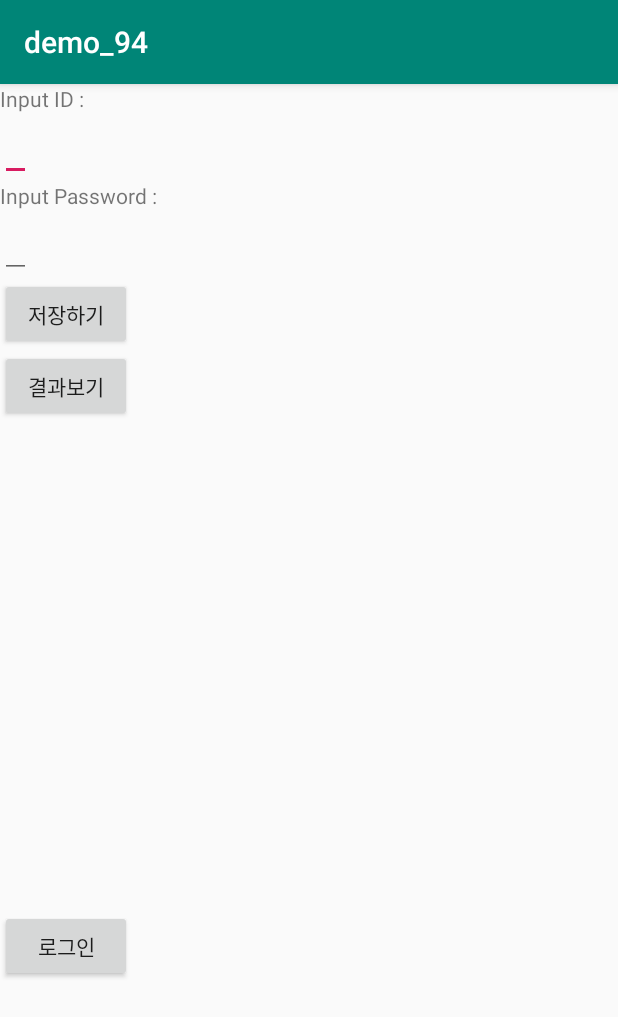
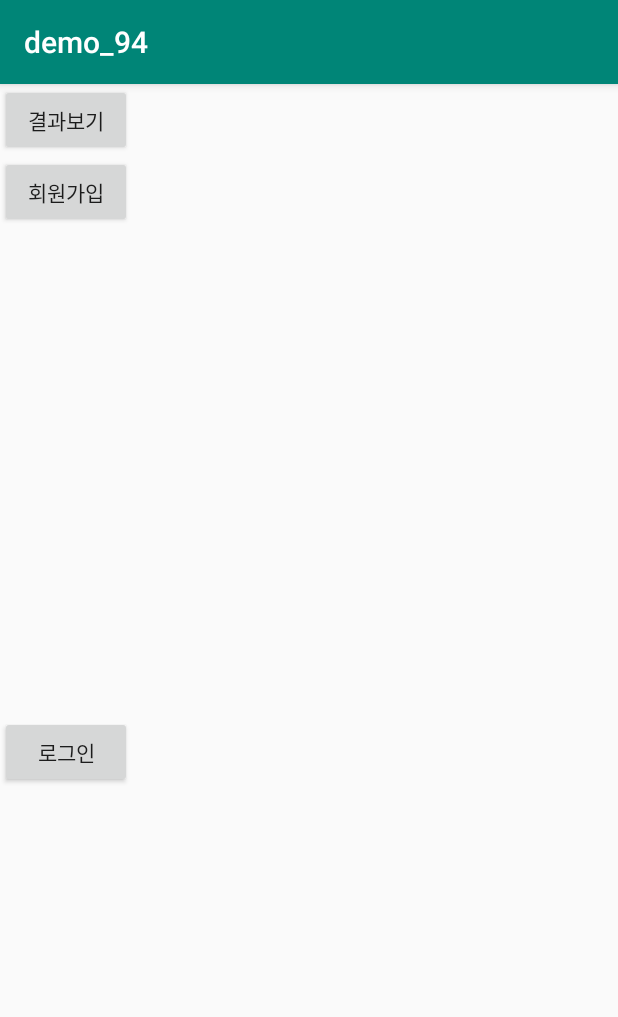
Before and after one commit to JHLee0211/UEx, an Android app: the screen it shows after launch (MainActivity), on a phone screen of 412 x 824 dp. Shown: the top 1017 px of the screen. Run offline under Robolectric (Android 15) with nearby library versions, the phone set to English and light mode, and no system bars.

Commit message:
19/08/21 22:07

```diff
--- a/demo_94/app/src/main/AndroidManifest.xml
+++ b/demo_94/app/src/main/AndroidManifest.xml
@@ -13,6 +13,8 @@
         android:supportsRtl="true"
         android:theme="@style/AppTheme"
         android:usesCleartextTraffic="true">
+        <activity android:name="com.example.Activity.SignUpActivity"></activity>
+        <activity android:name="com.example.Activity.MainActivity$SignUpActivity" />
         <activity android:name="com.example.Activity.LoginActivity" />
         <activity android:name="com.example.Activity.MainActivity">
             <intent-filter>
--- a/demo_94/app/src/main/java/com/example/Activity/LoginActivity.java
+++ b/demo_94/app/src/main/java/com/example/Activity/LoginActivity.java
@@ -30,7 +30,7 @@ public class LoginActivity extends AppCompatActivity {
     private Button btn_login;
     private EditText id, password;
     private TextView testview;
-    private String curip = "192.168.0.9";
+    private String curip = "70.12.227.10";
     @Override
     protected void onCreate(Bundle savedInstanceState) {
         super.onCreate(savedInstanceState);
--- a/demo_94/app/src/main/java/com/example/Activity/MainActivity.java
+++ b/demo_94/app/src/main/java/com/example/Activity/MainActivity.java
@@ -1,8 +1,6 @@
 package com.example.Activity;
 
 import androidx.appcompat.app.AppCompatActivity;
-import androidx.fragment.app.FragmentManager;
-import androidx.fragment.app.FragmentTransaction;
 
 import android.content.Intent;
 import android.os.AsyncTask;
@@ -13,10 +11,8 @@ import android.widget.EditText;
 import android.widget.ListAdapter;
 import android.widget.ListView;
 import android.widget.SimpleAdapter;
-import android.widget.TextView;
 import android.widget.Toast;
 
-import com.example.Activity.LoginActivity;
 import com.example.demo_94.R;
 
 import org.json.JSONArray;
@@ -32,9 +28,8 @@ import java.util.ArrayList;
 import java.util.HashMap;
 
 public class MainActivity extends AppCompatActivity {
-    private EditText id, password;
-    private Button btn_send, btn_result, btn_login;
-    private String curip = "192.168.0.9";
+    private Button btn_result, btn_login, btn_signup;
+    private String curip = "70.12.227.10";
 
     private static final String TAG_RESULTS = "result";
     private static final String TAG_ID = "id";
@@ -52,27 +47,15 @@ public class MainActivity extends AppCompatActivity {
 
         NetworkUtil.setNetworkPolicy();
 
-        id = (EditText)findViewById(R.id.main_edit_id);
-        password = (EditText)findViewById(R.id.main_edit_password);
-        btn_send = (Button)findViewById(R.id.main_button_saveButton);
         btn_result = (Button)findViewById(R.id.main_button_outputButton);
         btn_login = (Button)findViewById(R.id.main_button_loginButton);
+        btn_signup = (Button)findViewById(R.id.main_button_signupButton);
 
-        btn_send.setOnClickListener(new View.OnClickListener() {
+        btn_signup.setOnClickListener(new View.OnClickListener() {
             public void onClick(View v) {
-                try {
-                    PHPRequest request = new PHPRequest("http://"+curip+"/SSAFYProject/customerinformation_insert.php");
-                    String result = request.PhPtest(String.valueOf(id.getText()),String.valueOf(password.getText()));
-                    if(result.equals("1")){
-                        Toast.makeText(getApplication(),"들어감",Toast.LENGTH_SHORT).show();
-                    }
-                    else{
-                        Toast.makeText(getApplication(),"안 들어감",Toast.LENGTH_SHORT).show();
-                    }
-                }
-                catch (MalformedURLException e) {
-                    e.printStackTrace();
-                }
+                Intent intent = new Intent(getApplicationContext(), com.example.Activity.SignUpActivity.class);
+                intent.putExtra("message", getApplicationContext().toString());
+                startActivity(intent);
             }
         });
 
@@ -157,4 +140,13 @@ public class MainActivity extends AppCompatActivity {
         GetDataJSON g = new GetDataJSON();
         g.execute(url);
     }
+
+    public static class SignUpActivity extends AppCompatActivity {
+
+        @Override
+        protected void onCreate(Bundle savedInstanceState) {
+            super.onCreate(savedInstanceState);
+            setContentView(R.layout.activity_sign_up);
+        }
+    }
 }
--- a/demo_94/app/src/main/res/layout/activity_main.xml
+++ b/demo_94/app/src/main/res/layout/activity_main.xml
@@ -7,40 +7,15 @@
     android:orientation="vertical"
     >
 
-    <TextView
-        android:id="@+id/main_text_id"
-        android:text="Input ID : "
-        android:layout_width="wrap_content"
-        android:layout_height="wrap_content"
-        />
-
-    <EditText
-        android:id="@+id/main_edit_id"
-        android:layout_width="wrap_content"
-        android:layout_height="wrap_content"
-        />
-
-    <TextView
-        android:id="@+id/main_text_password"
-        android:text="Input Password : "
-        android:layout_width="wrap_content"
-        android:layout_height="wrap_content"
-        />
-
-    <EditText
-        android:id="@+id/main_edit_password"
+    <Button
+        android:id="@+id/main_button_outputButton"
+        android:text="결과보기"
         android:layout_width="wrap_content"
         android:layout_height="wrap_content" />
 
     <Button
-        android:id="@+id/main_button_saveButton"
-        android:layout_width="wrap_content"
-        android:layout_height="wrap_content"
-        android:text="저장하기" />
-
-    <Button
-        android:id="@+id/main_button_outputButton"
-        android:text="결과보기"
+        android:id="@+id/main_button_signupButton"
+        android:text="회원가입"
         android:layout_width="wrap_content"
         android:layout_height="wrap_content" />
 
```
Also changed, not shown: demo_94/app/src/main/java/com/example/Activity/SignUpActivity.java (added, +64 -0 lines), demo_94/app/src/main/res/layout/activity_sign_up.xml (added, +53 -0 lines), 2 other files.
